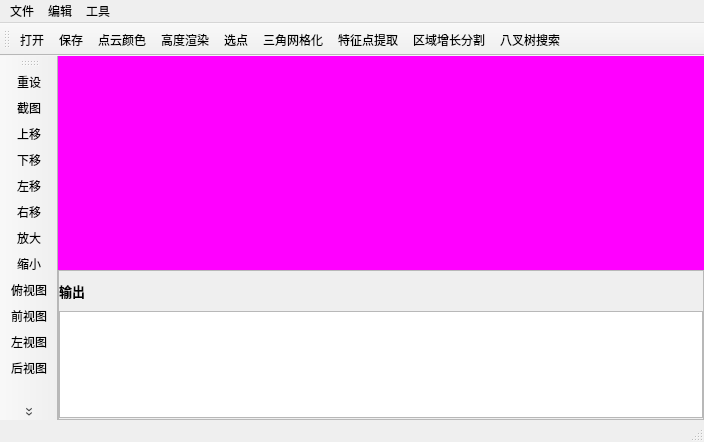
First picture: the form in PointCloudTool/PointCloudVision.ui, repository RechirdKiller/PointCloud_TeacherYuan, before the edit.
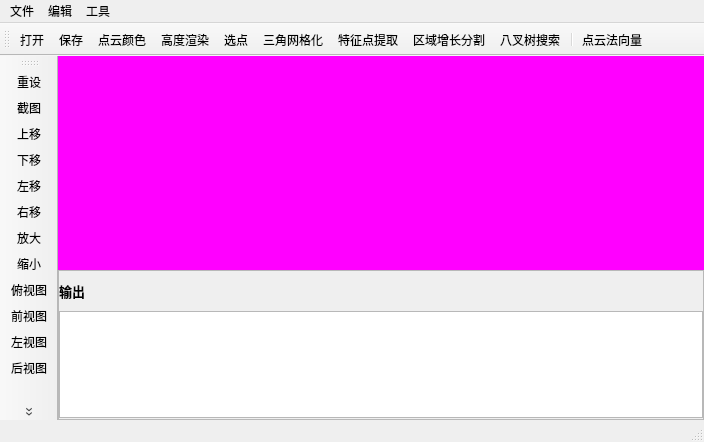
Second picture: the form after the edit. Icons and pictures are not drawn. Custom widgets are drawn as their Qt base class.

The edit to the form file:
```diff
--- a/PointCloudTool/PointCloudVision.ui
+++ b/PointCloudTool/PointCloudVision.ui
@@ -240,6 +240,8 @@
    <addaction name="action_feature"/>
    <addaction name="action_grow"/>
    <addaction name="action_octree"/>
+   <addaction name="separator"/>
+   <addaction name="action_cloud_normal_vector_2"/>
   </widget>
   <widget class="QStatusBar" name="statusBar"/>
   <widget class="QToolBar" name="toolBar">
@@ -605,6 +607,24 @@
     <string>右移</string>
    </property>
   </action>
+  <action name="action_cloud_normal_vector_2">
+   <property name="checkable">
+    <bool>true</bool>
+   </property>
+   <property name="checked">
+    <bool>false</bool>
+   </property>
+   <property name="icon">
+    <iconset resource="PointCloudVision.qrc">
+     <normaloff>:/PointCloudVision/image/xiangliang.png</normaloff>:/PointCloudVision/image/xiangliang.png</iconset>
+   </property>
+   <property name="text">
+    <string>点云法向量</string>
+   </property>
+   <property name="toolTip">
+    <string>点云法向量</string>
+   </property>
+  </action>
  </widget>
  <layoutdefault spacing="6" margin="11"/>
  <customwidgets>
```
